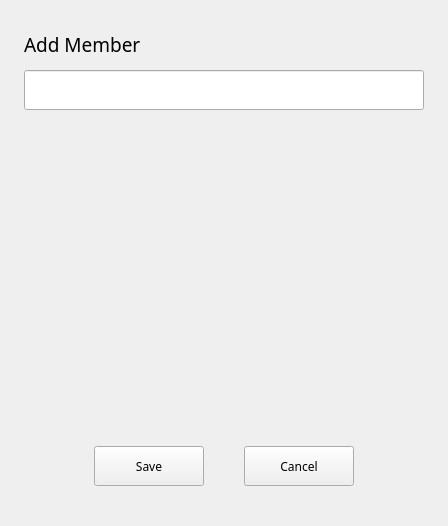
This is plugins/group/src/pages/group-info-page/group-info-page.ui in openeuler-mirror/kiran-control-panel as Qt 5 draws it before an edit. The edited form follows.
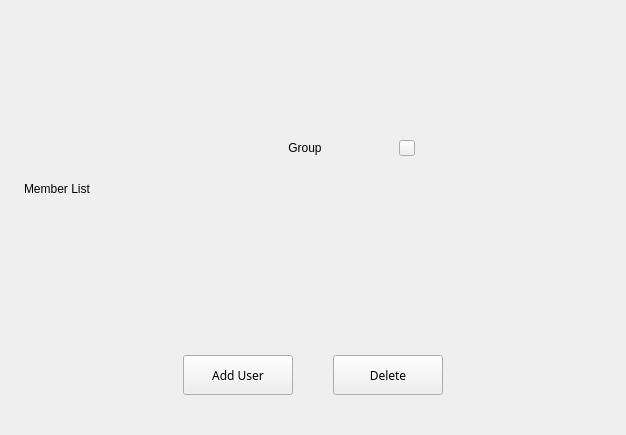
This is the edited form. The open tabs and pages were chosen to show the change. Custom widgets are drawn as their Qt base class.

Commit message:
refactor(group): improve code in group plugin
- 重构用户组组件代码

Relates #73623

```diff
--- a/plugins/group/src/pages/group-info-page/group-info-page.ui
+++ b/plugins/group/src/pages/group-info-page/group-info-page.ui
@@ -6,101 +6,36 @@
    <rect>
     <x>0</x>
     <y>0</y>
-    <width>448</width>
-    <height>526</height>
+    <width>626</width>
+    <height>435</height>
    </rect>
   </property>
-  <property name="sizePolicy">
-   <sizepolicy hsizetype="Preferred" vsizetype="Fixed">
-    <horstretch>0</horstretch>
-    <verstretch>0</verstretch>
-   </sizepolicy>
-  </property>
-  <property name="minimumSize">
-   <size>
-    <width>0</width>
-    <height>0</height>
-   </size>
-  </property>
-  <property name="maximumSize">
-   <size>
-    <width>16777215</width>
-    <height>16777215</height>
-   </size>
-  </property>
   <property name="windowTitle">
    <string>Form</string>
   </property>
   <layout class="QVBoxLayout" name="verticalLayout">
    <property name="spacing">
-    <number>0</number>
+    <number>16</number>
    </property>
    <property name="leftMargin">
     <number>24</number>
    </property>
    <property name="topMargin">
-    <number>0</number>
+    <number>24</number>
    </property>
    <property name="rightMargin">
     <number>24</number>
    </property>
    <property name="bottomMargin">
-    <number>0</number>
+    <number>40</number>
    </property>
    <item>
-    <widget class="QStackedWidget" name="stackedWidget">
-     <property name="sizePolicy">
-      <sizepolicy hsizetype="Preferred" vsizetype="Preferred">
-       <horstretch>0</horstretch>
-       <verstretch>0</verstretch>
-      </sizepolicy>
-     </property>
-     <property name="minimumSize">
-      <size>
-       <width>0</width>
-       <height>200</height>
-      </size>
-     </property>
-     <property name="currentIndex">
-      <number>0</number>
-     </property>
-     <widget class="QWidget" name="page_groupInfo">
-      <layout class="QVBoxLayout" name="verticalLayout_2">
+    <layout class="QHBoxLayout" name="horizontalLayout_3">
        <property name="spacing">
         <number>0</number>
        </property>
-       <property name="leftMargin">
-        <number>0</number>
-       </property>
-       <property name="topMargin">
-        <number>0</number>
-       </property>
-       <property name="rightMargin">
-        <number>0</number>
-       </property>
-       <property name="bottomMargin">
-        <number>0</number>
-       </property>
        <item>
-        <widget class="QWidget" name="widget" native="true">
-         <property name="maximumSize">
-          <size>
-           <width>16777215</width>
-           <height>141</height>
-          </size>
-         </property>
-         <layout class="QHBoxLayout" name="groupInfo_row_1">
-          <property name="spacing">
-           <number>0</number>
-          </property>
-          <property name="topMargin">
-           <number>50</number>
-          </property>
-          <property name="bottomMargin">
-           <number>1</number>
-          </property>
-          <item>
-           <spacer name="horizontalSpacer">
+      <spacer name="horizontalSpacer_3">
             <property name="orientation">
              <enum>Qt::Horizontal</enum>
             </property>
@@ -135,6 +70,29 @@
            </widget>
           </item>
           <item>
+      <spacer name="spacer_8">
+       <property name="orientation">
+        <enum>Qt::Horizontal</enum>
+       </property>
+       <property name="sizeHint" stdset="0">
+        <size>
+         <width>40</width>
+         <height>20</height>
+        </size>
+       </property>
+      </spacer>
+     </item>
+    </layout>
+   </item>
+   <item>
+    <layout class="QHBoxLayout" name="horizontalLayout_2">
+     <property name="spacing">
+      <number>0</number>
+     </property>
+     <property name="sizeConstraint">
+      <enum>QLayout::SetMinimumSize</enum>
+     </property>
+     <item>
            <spacer name="horizontalSpacer_2">
             <property name="orientation">
              <enum>Qt::Horizontal</enum>
@@ -147,53 +105,37 @@
             </property>
            </spacer>
           </item>
-         </layout>
-        </widget>
-       </item>
        <item>
-        <widget class="QWidget" name="widget" native="true">
+      <widget class="QStackedWidget" name="stacked_name_editor">
+       <property name="sizePolicy">
+        <sizepolicy hsizetype="Minimum" vsizetype="Minimum">
+         <horstretch>0</horstretch>
+         <verstretch>0</verstretch>
+        </sizepolicy>
+       </property>
+       <property name="minimumSize">
+        <size>
+         <width>0</width>
+         <height>36</height>
+        </size>
+       </property>
          <property name="maximumSize">
           <size>
            <width>16777215</width>
-           <height>57</height>
-          </size>
-         </property>
-         <layout class="QHBoxLayout" name="groupInfo_row_2">
-          <property name="spacing">
-           <number>0</number>
-          </property>
-          <property name="topMargin">
-           <number>16</number>
-          </property>
-          <property name="bottomMargin">
-           <number>0</number>
-          </property>
-          <item>
-           <spacer name="horizontalSpacer_5">
-            <property name="orientation">
-             <enum>Qt::Horizontal</enum>
-            </property>
-            <property name="sizeHint" stdset="0">
-             <size>
-              <width>40</width>
-              <height>20</height>
-             </size>
-            </property>
-           </spacer>
-          </item>
-          <item>
-           <widget class="QStackedWidget" name="stackedWidget_edit_name">
-            <property name="sizePolicy">
-             <sizepolicy hsizetype="Preferred" vsizetype="Fixed">
-              <horstretch>0</horstretch>
-              <verstretch>40</verstretch>
-             </sizepolicy>
+         <height>36</height>
+        </size>
             </property>
             <property name="currentIndex">
              <number>1</number>
             </property>
-            <widget class="QWidget" name="page_1">
-             <layout class="QHBoxLayout" name="horizontalLayout">
+       <widget class="QWidget" name="widget_2">
+        <property name="sizePolicy">
+         <sizepolicy hsizetype="Minimum" vsizetype="Minimum">
+          <horstretch>0</horstretch>
+          <verstretch>0</verstretch>
+         </sizepolicy>
+        </property>
+        <layout class="QHBoxLayout" name="horizontalLayout_6">
               <property name="spacing">
                <number>0</number>
               </property>
@@ -210,7 +152,7 @@
                <number>0</number>
               </property>
               <item>
-               <widget class="QLabel" name="name_label">
+          <widget class="QLabel" name="label_name">
                 <property name="sizePolicy">
                  <sizepolicy hsizetype="Preferred" vsizetype="Fixed">
                   <horstretch>0</horstretch>
@@ -219,15 +161,15 @@
                 </property>
                 <property name="minimumSize">
                  <size>
-                  <width>0</width>
-                  <height>40</height>
-                 </size>
-                </property>
-                <property name="font">
-                 <font>
-                  <family>Noto Sans CJK TC Light</family>
-                  <pointsize>16</pointsize>
-                 </font>
+             <width>90</width>
+             <height>36</height>
+            </size>
+           </property>
+           <property name="maximumSize">
+            <size>
+             <width>90</width>
+             <height>36</height>
+            </size>
                 </property>
                 <property name="text">
                  <string>Group</string>
@@ -239,8 +181,14 @@
               </item>
              </layout>
             </widget>
-            <widget class="QWidget" name="page_2">
-             <layout class="QHBoxLayout" name="horizontalLayout_2">
+       <widget class="QWidget" name="widget_3">
+        <property name="sizePolicy">
+         <sizepolicy hsizetype="Minimum" vsizetype="Minimum">
+          <horstretch>0</horstretch>
+          <verstretch>0</verstretch>
+         </sizepolicy>
+        </property>
+        <layout class="QHBoxLayout" name="horizontalLayout_7">
               <property name="leftMargin">
                <number>0</number>
               </property>
@@ -254,7 +202,7 @@
                <number>0</number>
               </property>
               <item>
-               <widget class="QLineEdit" name="lineEdit">
+          <widget class="QLineEdit" name="edit_name">
                 <property name="sizePolicy">
                  <sizepolicy hsizetype="Preferred" vsizetype="Fixed">
                   <horstretch>0</horstretch>
@@ -263,8 +211,14 @@
                 </property>
                 <property name="minimumSize">
                  <size>
-                  <width>100</width>
-                  <height>40</height>
+             <width>90</width>
+             <height>36</height>
+            </size>
+           </property>
+           <property name="maximumSize">
+            <size>
+             <width>90</width>
+             <height>36</height>
                  </size>
                 </property>
                </widget>
@@ -274,10 +228,23 @@
            </widget>
           </item>
           <item>
-           <widget class="QPushButton" name="change_name_button"/>
+      <widget class="QPushButton" name="btn_change_name">
+       <property name="minimumSize">
+        <size>
+         <width>16</width>
+         <height>16</height>
+        </size>
+       </property>
+       <property name="maximumSize">
+        <size>
+         <width>16</width>
+         <height>16</height>
+        </size>
+       </property>
+      </widget>
           </item>
           <item>
-           <spacer name="horizontalSpacer_6">
+      <spacer name="spacer_6">
             <property name="orientation">
              <enum>Qt::Horizontal</enum>
             </property>
@@ -290,107 +257,48 @@
            </spacer>
           </item>
          </layout>
-        </widget>
        </item>
        <item>
-        <widget class="QWidget" name="widget" native="true">
-         <property name="maximumSize">
-          <size>
-           <width>16777215</width>
-           <height>64</height>
-          </size>
-         </property>
-         <layout class="QHBoxLayout" name="groupInfo_row_3">
+    <layout class="QVBoxLayout" name="verticalLayout_3">
           <property name="spacing">
-           <number>0</number>
-          </property>
-          <property name="topMargin">
-           <number>24</number>
+      <number>10</number>
           </property>
           <item>
-           <widget class="QLabel" name="member_label">
-            <property name="minimumSize">
-             <size>
-              <width>0</width>
-              <height>40</height>
-             </size>
-            </property>
-            <property name="maximumSize">
-             <size>
-              <width>16777215</width>
-              <height>40</height>
-             </size>
-            </property>
-            <property name="font">
-             <font>
-              <family>Noto Sans CJK SC Light</family>
-              <pointsize>14</pointsize>
-              <kerning>true</kerning>
-             </font>
-            </property>
+      <widget class="QLabel" name="label_2">
             <property name="text">
              <string>Member List</string>
             </property>
            </widget>
           </item>
           <item>
-           <spacer name="horizontalSpacer_7">
-            <property name="orientation">
-             <enum>Qt::Horizontal</enum>
-            </property>
-            <property name="sizeHint" stdset="0">
-             <size>
-              <width>40</width>
-              <height>20</height>
-             </size>
-            </property>
-           </spacer>
-          </item>
-         </layout>
-        </widget>
+      <layout class="QVBoxLayout" name="layout_menber_list">
+       <property name="spacing">
+        <number>0</number>
+       </property>
+      </layout>
+     </item>
+    </layout>
        </item>
        <item>
-        <layout class="QVBoxLayout" name="layoutMenberList"/>
-       </item>
-       <item>
-        <spacer name="verticalSpacer_3">
+    <spacer name="verticalSpacer">
          <property name="orientation">
           <enum>Qt::Vertical</enum>
          </property>
          <property name="sizeHint" stdset="0">
           <size>
            <width>20</width>
-           <height>40</height>
+       <height>66</height>
           </size>
          </property>
         </spacer>
        </item>
        <item>
-        <widget class="QWidget" name="widget" native="true">
-         <property name="maximumSize">
-          <size>
-           <width>16777215</width>
-           <height>80</height>
-          </size>
-         </property>
-         <layout class="QHBoxLayout" name="groupInfo_row_4">
+    <layout class="QHBoxLayout" name="horizontalLayout">
           <property name="spacing">
            <number>0</number>
           </property>
-          <property name="leftMargin">
-           <number>0</number>
-          </property>
-          <property name="topMargin">
-           <number>0</number>
-          </property>
-          <property name="rightMargin">
-           <number>0</number>
-          </property>
-          <property name="bottomMargin">
-           <number>40</number>
-          </property>
           <item>
-           <spacer name="horizontalSpacer_12">
+      <spacer name="horizontalSpacer">
             <property name="orientation">
              <enum>Qt::Horizontal</enum>
             </property>
@@ -403,7 +311,7 @@
            </spacer>
           </item>
           <item>
-           <widget class="AnimationPushButton" name="add_member_button">
+      <widget class="AnimationPushButton" name="btn_add_user">
             <property name="sizePolicy">
              <sizepolicy hsizetype="Fixed" vsizetype="Fixed">
               <horstretch>0</horstretch>
@@ -412,13 +320,13 @@
             </property>
             <property name="minimumSize">
              <size>
-              <width>120</width>
+         <width>110</width>
               <height>40</height>
              </size>
             </property>
             <property name="maximumSize">
              <size>
-              <width>120</width>
+         <width>110</width>
               <height>40</height>
              </size>
             </property>
@@ -434,7 +342,7 @@
            </widget>
           </item>
           <item>
-           <spacer name="horizontalSpacer_11">
+      <spacer name="spacer_5">
             <property name="orientation">
              <enum>Qt::Horizontal</enum>
             </property>
@@ -450,7 +358,7 @@
            </spacer>
           </item>
           <item>
-           <widget class="AnimationPushButton" name="delete_button">
+      <widget class="AnimationPushButton" name="btn_delete">
             <property name="sizePolicy">
              <sizepolicy hsizetype="Fixed" vsizetype="Fixed">
               <horstretch>0</horstretch>
@@ -459,13 +367,13 @@
             </property>
             <property name="minimumSize">
              <size>
-              <width>120</width>
+         <width>110</width>
               <height>40</height>
              </size>
             </property>
             <property name="maximumSize">
              <size>
-              <width>120</width>
+         <width>110</width>
               <height>40</height>
              </size>
             </property>
@@ -481,7 +389,7 @@
            </widget>
           </item>
           <item>
-           <spacer name="horizontalSpacer_13">
+      <spacer name="spacer_4">
             <property name="orientation">
              <enum>Qt::Horizontal</enum>
             </property>
@@ -494,254 +402,6 @@
            </spacer>
           </item>
          </layout>
-        </widget>
-       </item>
-      </layout>
-     </widget>
-     <widget class="QWidget" name="page_addUser">
-      <layout class="QVBoxLayout" name="verticalLayout_3">
-       <property name="spacing">
-        <number>0</number>
-       </property>
-       <property name="leftMargin">
-        <number>0</number>
-       </property>
-       <property name="topMargin">
-        <number>0</number>
-       </property>
-       <property name="rightMargin">
-        <number>0</number>
-       </property>
-       <property name="bottomMargin">
-        <number>0</number>
-       </property>
-       <item>
-        <widget class="QWidget" name="widget" native="true">
-         <property name="maximumSize">
-          <size>
-           <width>16777215</width>
-           <height>126</height>
-          </size>
-         </property>
-         <layout class="QVBoxLayout" name="verticalLayout_4">
-          <property name="leftMargin">
-           <number>0</number>
-          </property>
-          <property name="topMargin">
-           <number>24</number>
-          </property>
-          <property name="rightMargin">
-           <number>0</number>
-          </property>
-          <property name="bottomMargin">
-           <number>16</number>
-          </property>
-          <item>
-           <widget class="QLabel" name="add_label">
-            <property name="minimumSize">
-             <size>
-              <width>0</width>
-              <height>40</height>
-             </size>
-            </property>
-            <property name="maximumSize">
-             <size>
-              <width>16777215</width>
-              <height>40</height>
-             </size>
-            </property>
-            <property name="font">
-             <font>
-              <family>Noto Sans CJK SC Light</family>
-              <pointsize>14</pointsize>
-              <kerning>true</kerning>
-             </font>
-            </property>
-            <property name="text">
-             <string>Add Member</string>
-            </property>
-           </widget>
-          </item>
-          <item>
-           <widget class="QLineEdit" name="search_box">
-            <property name="minimumSize">
-             <size>
-              <width>0</width>
-              <height>40</height>
-             </size>
-            </property>
-            <property name="maximumSize">
-             <size>
-              <width>16777215</width>
-              <height>40</height>
-             </size>
-            </property>
-           </widget>
-          </item>
-         </layout>
-        </widget>
-       </item>
-       <item>
-        <widget class="QWidget" name="widgetUserList" native="true">
-         <layout class="QHBoxLayout" name="horizontalLayout_3">
-          <property name="spacing">
-           <number>0</number>
-          </property>
-          <property name="leftMargin">
-           <number>0</number>
-          </property>
-          <property name="topMargin">
-           <number>0</number>
-          </property>
-          <property name="rightMargin">
-           <number>0</number>
-          </property>
-          <property name="bottomMargin">
-           <number>0</number>
-          </property>
-          <item>
-           <layout class="QVBoxLayout" name="layoutUserList">
-            <property name="topMargin">
-             <number>16</number>
-            </property>
-           </layout>
-          </item>
-         </layout>
-        </widget>
-       </item>
-       <item>
-        <spacer name="verticalSpacer">
-         <property name="orientation">
-          <enum>Qt::Vertical</enum>
-         </property>
-         <property name="sizeHint" stdset="0">
-          <size>
-           <width>20</width>
-           <height>40</height>
-          </size>
-         </property>
-        </spacer>
-       </item>
-       <item>
-        <layout class="QHBoxLayout" name="addUser_row_4">
-         <property name="spacing">
-          <number>0</number>
-         </property>
-         <property name="topMargin">
-          <number>10</number>
-         </property>
-         <property name="bottomMargin">
-          <number>40</number>
-         </property>
-         <item>
-          <spacer name="horizontalSpacer_15">
-           <property name="orientation">
-            <enum>Qt::Horizontal</enum>
-           </property>
-           <property name="sizeHint" stdset="0">
-            <size>
-             <width>40</width>
-             <height>20</height>
-            </size>
-           </property>
-          </spacer>
-         </item>
-         <item>
-          <widget class="AnimationPushButton" name="confirm_add_button">
-           <property name="sizePolicy">
-            <sizepolicy hsizetype="Fixed" vsizetype="Fixed">
-             <horstretch>0</horstretch>
-             <verstretch>0</verstretch>
-            </sizepolicy>
-           </property>
-           <property name="minimumSize">
-            <size>
-             <width>110</width>
-             <height>40</height>
-            </size>
-           </property>
-           <property name="maximumSize">
-            <size>
-             <width>110</width>
-             <height>40</height>
-            </size>
-           </property>
-           <property name="font">
-            <font>
-             <family>Sans Serif</family>
-             <pointsize>9</pointsize>
-            </font>
-           </property>
-           <property name="text">
-            <string>Save</string>
-           </property>
-          </widget>
-         </item>
-         <item>
-          <spacer name="horizontalSpacer_14">
-           <property name="orientation">
-            <enum>Qt::Horizontal</enum>
-           </property>
-           <property name="sizeType">
-            <enum>QSizePolicy::Fixed</enum>
-           </property>
-           <property name="sizeHint" stdset="0">
-            <size>
-             <width>40</width>
-             <height>20</height>
-            </size>
-           </property>
-          </spacer>
-         </item>
-         <item>
-          <widget class="QPushButton" name="cancel_button">
-           <property name="sizePolicy">
-            <sizepolicy hsizetype="Fixed" vsizetype="Fixed">
-             <horstretch>0</horstretch>
-             <verstretch>0</verstretch>
-            </sizepolicy>
-           </property>
-           <property name="minimumSize">
-            <size>
-             <width>110</width>
-             <height>40</height>
-            </size>
-           </property>
-           <property name="maximumSize">
-            <size>
-             <width>110</width>
-             <height>40</height>
-            </size>
-           </property>
-           <property name="font">
-            <font>
-             <family>Sans Serif</family>
-             <pointsize>9</pointsize>
-            </font>
-           </property>
-           <property name="text">
-            <string>Cancel</string>
-           </property>
-          </widget>
-         </item>
-         <item>
-          <spacer name="horizontalSpacer_16">
-           <property name="orientation">
-            <enum>Qt::Horizontal</enum>
-           </property>
-           <property name="sizeHint" stdset="0">
-            <size>
-             <width>40</width>
-             <height>20</height>
-            </size>
-           </property>
-          </spacer>
-         </item>
-        </layout>
-       </item>
-      </layout>
-     </widget>
-    </widget>
    </item>
   </layout>
  </widget>
```
Left out of the diff: 2 changed lines with no effect on the pictures. Lines whose indentation alone changed are shown as unchanged. The commit also changes 47 other files.
